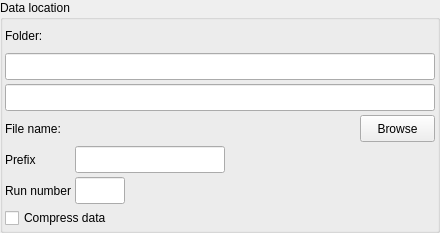
mxcube/mxcubeqt, file gui/ui_files/data_path_widget_vertical_layout.ui: the form before one commit.
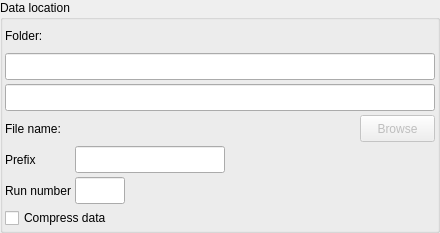
The form after the commit.

Patch:
```diff
--- a/gui/ui_files/data_path_widget_vertical_layout.ui
+++ b/gui/ui_files/data_path_widget_vertical_layout.ui
@@ -199,6 +199,9 @@
         </item>
         <item row="4" column="3">
          <widget class="QPushButton" name="browse_button">
+          <property name="enabled">
+           <bool>false</bool>
+          </property>
           <property name="minimumSize">
            <size>
             <width>0</width>
```
